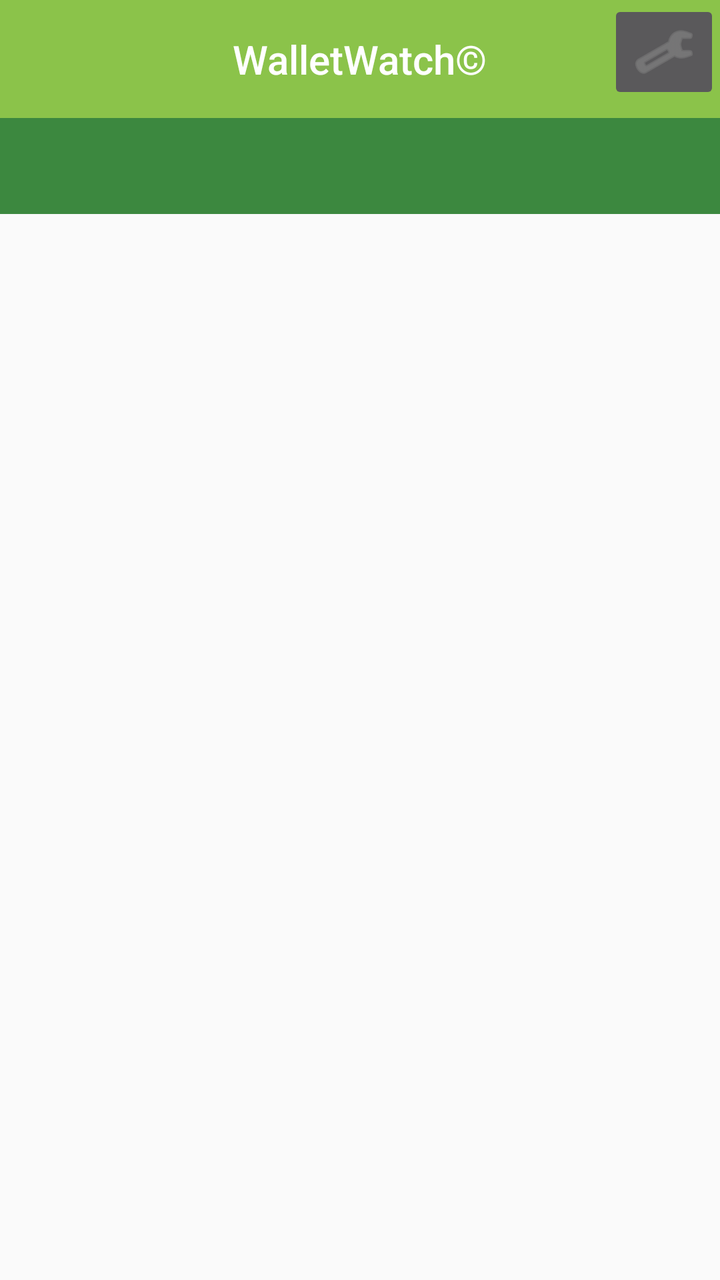
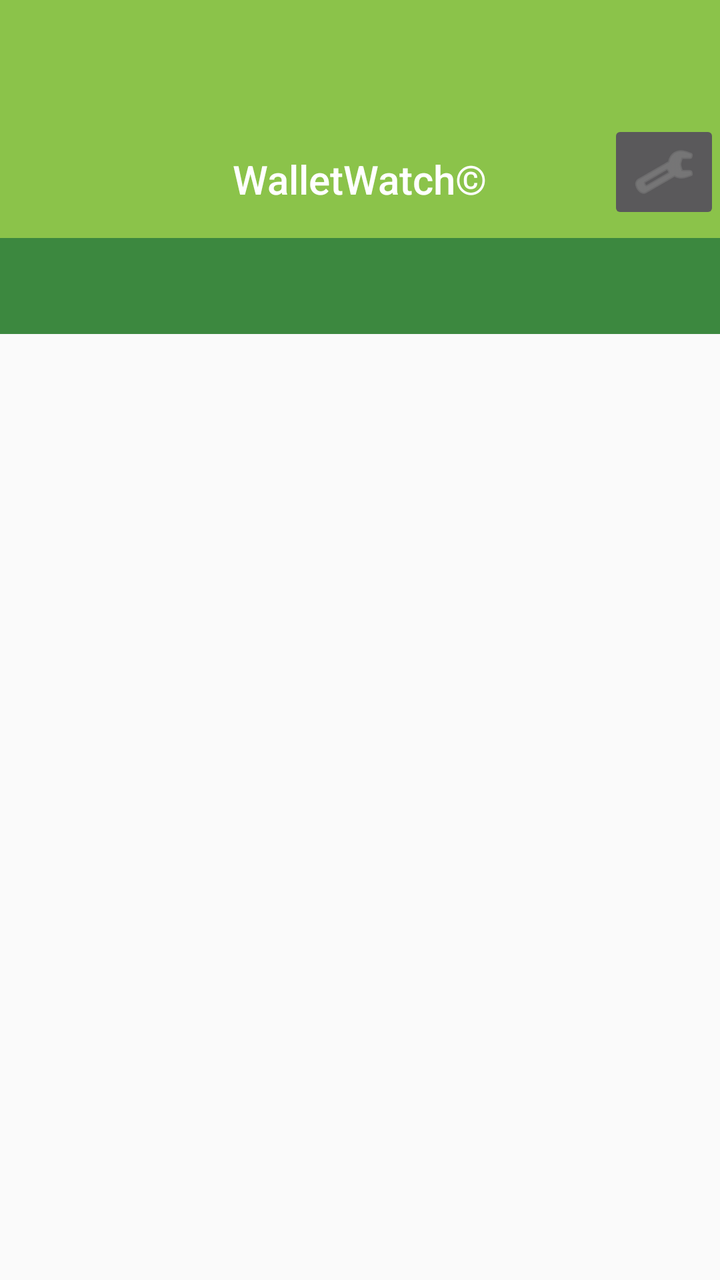

The first picture is an Android layout as it rendered before a commit; the second is the same layout after the commit. The layout source and the unified diff follow.
<!-- AndroidManifest.xml: activity theme AppTheme.NoActionBar -->
<!-- res/layout/activity_settings.xml -->
<?xml version="1.0" encoding="utf-8"?>
<androidx.constraintlayout.widget.ConstraintLayout xmlns:android="http://schemas.android.com/apk/res/android"
    xmlns:app="http://schemas.android.com/apk/res-auto"
    xmlns:tools="http://schemas.android.com/tools"
    android:id="@+id/settingsLayout"
    android:layout_width="match_parent"
    android:layout_height="match_parent"
    tools:context=".settings.SettingsActivity">

    <com.google.android.material.appbar.AppBarLayout
        android:id="@+id/settingsHeadingLayout"
        android:layout_width="match_parent"
        android:layout_height="wrap_content"
        android:background="@color/colorAccent"
        android:theme="@style/AppTheme.AppBarOverlay"
        app:layout_constraintStart_toStartOf="parent"
        app:layout_constraintTop_toTopOf="parent">

        <RelativeLayout
            android:id="@+id/settingsTopLayout"
            android:layout_width="match_parent"
            android:layout_height="wrap_content">

            <TextView
                android:id="@+id/settingsTitle"
                android:layout_width="wrap_content"
                android:layout_height="wrap_content"
                android:layout_centerInParent="true"
                android:contentDescription="@string/settingsHeadingString"
                android:minHeight="?actionBarSize"
                android:padding="@dimen/appbar_padding"
                android:text="@string/headingString"
                android:textSize="20sp"
                android:textAppearance="@style/TextAppearance.Widget.AppCompat.Toolbar.Title"
                tools:ignore="RelativeOverlap,TextContrastCheck" />

            <ImageButton
                android:id="@+id/closeSettingsButton"

                android:layout_width="wrap_content"
                android:layout_height="wrap_content"
                android:layout_alignParentEnd="true"
                android:contentDescription="@string/settingsString"
                app:tint="#888888"
                app:srcCompat="@android:drawable/ic_menu_manage" />

        </RelativeLayout>

        <com.google.android.material.tabs.TabLayout
            android:id="@+id/settingsTabs"
            android:layout_width="match_parent"
            android:layout_height="wrap_content"
            android:background="@color/colorPrimaryDark"
            tools:ignore="SpeakableTextPresentCheck" />
    </com.google.android.material.appbar.AppBarLayout>

    <androidx.viewpager2.widget.ViewPager2
        android:id="@+id/settingsPager"
        android:layout_width="wrap_content"
        android:layout_height="0dp"
        app:layout_behavior="@string/appbar_scrolling_view_behavior"
        app:layout_constraintBottom_toBottomOf="parent"
        app:layout_constraintStart_toStartOf="parent"
        app:layout_constraintTop_toBottomOf="@+id/settingsHeadingLayout" />

</androidx.constraintlayout.widget.ConstraintLayout>
<!-- resources referenced by this layout -->
<resources>
  <color name="colorAccent">#8BC34A</color>
  <color name="colorPrimaryDark">#3C883F</color>
  <dimen name="appbar_padding">16dp</dimen>
  <string name="headingString">WalletWatch©</string>
  <string name="settingsHeadingString">WalletWatch© Settings</string>
  <string name="settingsString">Settings</string>
  <style name="AppTheme.AppBarOverlay" parent="ThemeOverlay.AppCompat.Dark.ActionBar" />
  <style name="AppTheme.NoActionBar">
          <item name="windowActionBar">false</item>
          <item name="windowNoTitle">true</item>
      </style>
</resources>

<!-- the commit's change to res/layout/activity_settings.xml (unified diff, before → after) -->
@@ -18,6 +18,7 @@
 
         <RelativeLayout
             android:id="@+id/settingsTopLayout"
+            android:layout_marginTop="60dp"
             android:layout_width="match_parent"
             android:layout_height="wrap_content">
 
